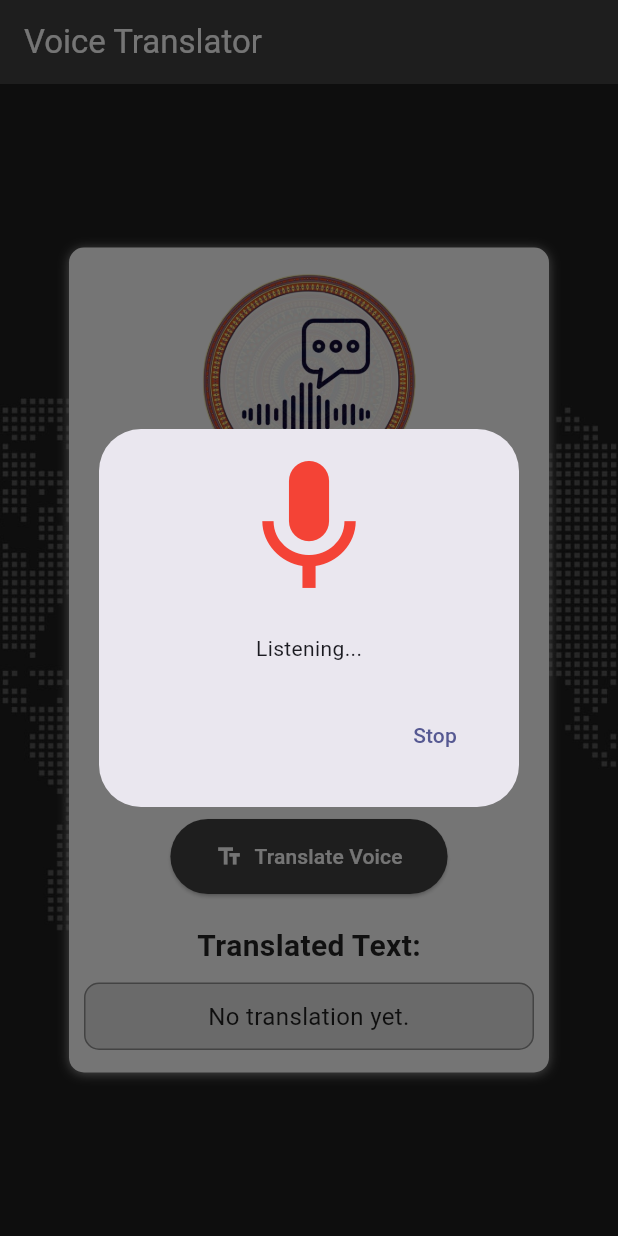
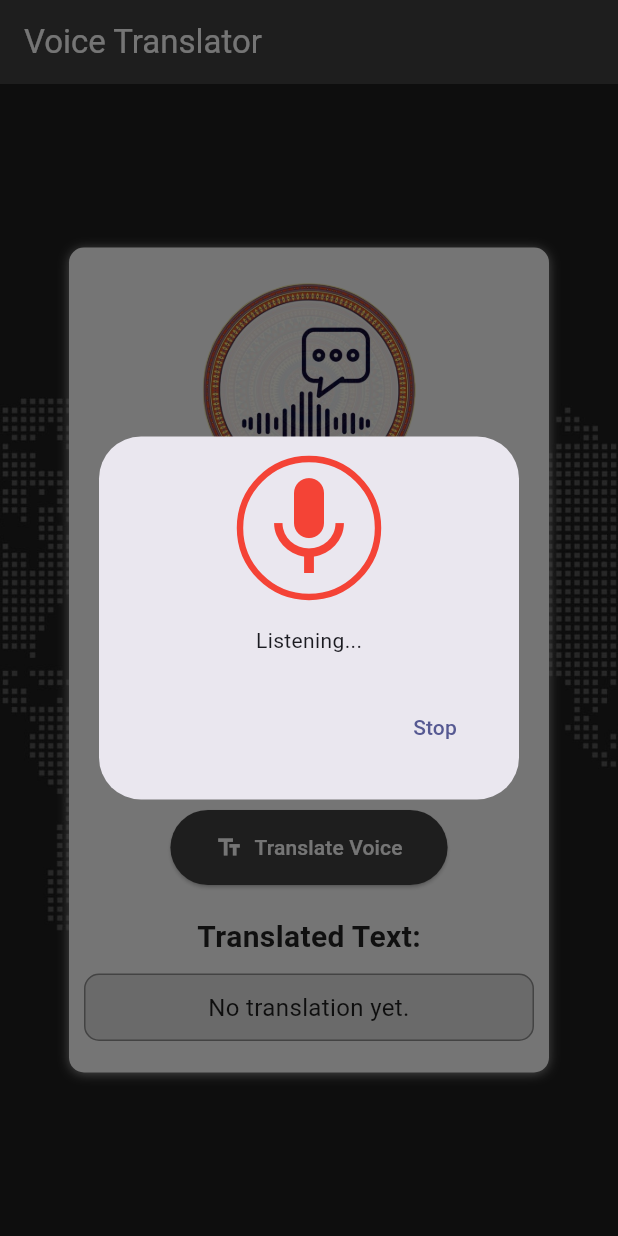
Before and after one commit to WenDEVLIFE/TranslatorApp, a Flutter app: the VoiceTranslatorPage screen opened by its route, after a tap on "Start Listening", on a phone screen of 412 x 824 dp. Run offline on Flutter 3.47's test engine with Material 3 defaults, Android fonts, the light colour scheme and no system bars; our stand-ins replace cloud_firestore, curved_navigation_bar, firebase_core, fluttertoast, permission_handler, speech_to_text and 1 more; missing offline and left inert: flutter_speech; accounts and stored records are empty.

Commit message:
Added a animation where it will display mic dialog with animation 🪙

```diff
--- a/lib/pages/voice_translator_page.dart
+++ b/lib/pages/voice_translator_page.dart
@@ -129,13 +129,26 @@ class _VoiceTranslatorPageState extends State<VoiceTranslatorPage> with SingleTi
                 animation: _animationController,
                 builder: (context, child) {
                   double scale = 1 + _animationController.value * 0.5;
-                  return Transform.scale(
+                  return Stack(
+                    alignment: Alignment.center,
+                    children: [
+                      Transform.scale(
                         scale: scale,
-                    child: const Icon(
+                        child: Container(
+                          width: 90,
+                          height: 90,
+                          decoration: BoxDecoration(
+                            shape: BoxShape.circle,
+                            border: Border.all(color: Colors.red, width: 4),
+                          ),
+                        ),
+                      ),
+                      const Icon(
                         Icons.mic,
-                      size: 100,
+                        size: 80,
                         color: Colors.red,
                       ),
+                    ],
                   );
                 },
               ),
@@ -207,19 +220,28 @@ class _VoiceTranslatorPageState extends State<VoiceTranslatorPage> with SingleTi
                 const SizedBox(height: 20),
 
                 Container(
+                  width: 200,
+                  height: 50,
                   decoration: BoxDecoration(
                     color: Colors.grey[800],
                     border: Border.all(color: Colors.grey, width: 2),
                     borderRadius: BorderRadius.circular(10),
                   ),
                   padding: const EdgeInsets.symmetric(horizontal: 10, vertical: 5),
+                  child: Theme(
+                    data: Theme.of(context).copyWith(
+                      canvasColor: Colors.grey[800], // Set dropdown background color to black
+                    ),
                     child: DropdownButton<String>(
                       value: _selectedLanguage,
                       items: <String>['English to Mandaya', 'Mandaya to English']
                           .map<DropdownMenuItem<String>>((String value) {
                         return DropdownMenuItem<String>(
                           value: value,
-                        child: Text(value),
+                          child: Text(
+                            value,
+                            style: const TextStyle(color: Colors.white), // Change text color here
+                          ),
                         );
                       }).toList(),
                       onChanged: (String? newValue) {
@@ -227,8 +249,21 @@ class _VoiceTranslatorPageState extends State<VoiceTranslatorPage> with SingleTi
                           _selectedLanguage = newValue!;
                         });
                       },
-                    dropdownColor: Colors.white,
+                      dropdownColor: Colors.grey[800], // Set dropdown background color to black
                       iconEnabledColor: Colors.white,
+                      style: const TextStyle(color: Colors.white), // Change text color here
+                      selectedItemBuilder: (BuildContext context) {
+                        return <String>['English to Mandaya', 'Mandaya to English']
+                            .map<Widget>((String value) {
+                          return Text(
+                            value,
+                            style: const TextStyle(color: Colors.white), // Change selected item text color to white
+                          );
+                        }).toList();
+                      },
+                      isExpanded: true, // Ensure the dropdown button is expanded
+                      alignment: Alignment.bottomLeft, // Align the text to the left
+                    ),
                   ),
                 ),
                 const SizedBox(height: 20),
```
Lines whose indentation alone changed are shown as unchanged.
